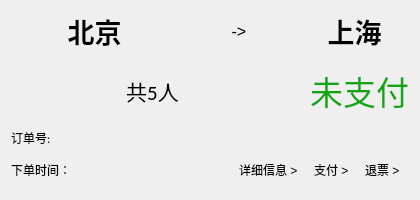
This is ordersitem.ui in Jinyuan-S/AirSystem as Qt 5 draws it before an edit. The edited form follows.
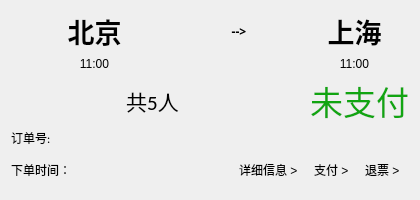
This is the edited form. Custom widgets are drawn as their Qt base class.

Patch:
```diff
--- a/ordersitem.ui
+++ b/ordersitem.ui
@@ -53,11 +53,14 @@
     <widget class="QLabel" name="label_3">
      <property name="font">
       <font>
-       <pointsize>12</pointsize>
+       <family>华文琥珀</family>
+       <pointsize>9</pointsize>
+       <weight>75</weight>
+       <bold>true</bold>
       </font>
      </property>
      <property name="text">
-      <string>-&gt;</string>
+      <string>--&gt;</string>
      </property>
      <property name="alignment">
       <set>Qt::AlignCenter</set>
@@ -277,6 +280,26 @@
      </property>
     </widget>
    </item>
+   <item row="1" column="5" colspan="2">
+    <widget class="QLabel" name="label_toTime">
+     <property name="text">
+      <string>11:00</string>
+     </property>
+     <property name="alignment">
+      <set>Qt::AlignCenter</set>
+     </property>
+    </widget>
+   </item>
+   <item row="1" column="0" colspan="3">
+    <widget class="QLabel" name="label_fromTime">
+     <property name="text">
+      <string>11:00</string>
+     </property>
+     <property name="alignment">
+      <set>Qt::AlignCenter</set>
+     </property>
+    </widget>
+   </item>
   </layout>
  </widget>
  <customwidgets>
```
